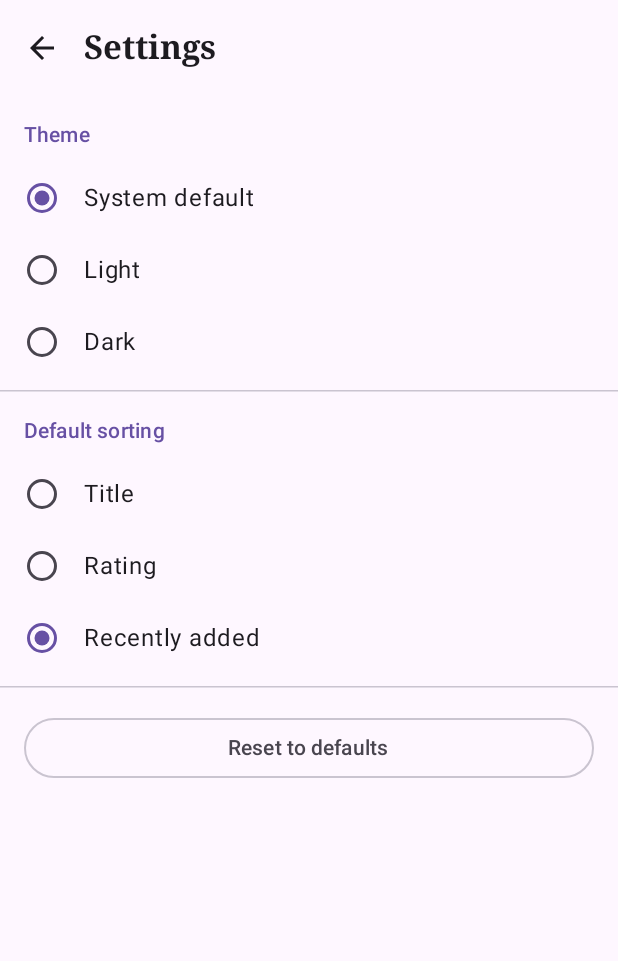
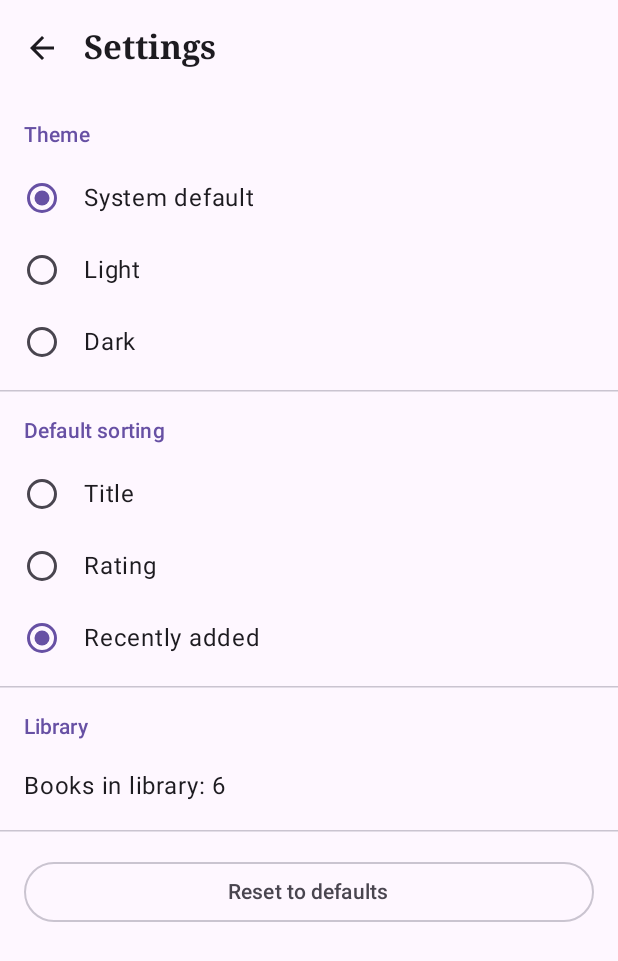
Before and after one commit to 240103071/BookShelf, an Android app built with Jetpack Compose: the SettingsScreen screen opened through its navigation route, on a phone screen of 412 x 824 dp. Shown: the top 961 px of the screen. Run offline under Robolectric (Android 15) with nearby library versions, the phone set to English and light mode, and no system bars; our stand-ins replace Room's generated code.

Commit message:
Baptaularda kitaptar sany korsetildi

```diff
--- a/app/src/main/java/kz/mitu/bookshelf/data/local/BookDao.kt
+++ b/app/src/main/java/kz/mitu/bookshelf/data/local/BookDao.kt
@@ -32,4 +32,7 @@ interface BookDao {
 
     @Query("SELECT COUNT(*) FROM books")
     suspend fun count(): Int
+
+    @Query("SELECT COUNT(*) FROM books")
+    fun observeCount(): Flow<Int>
 }
--- a/app/src/main/java/kz/mitu/bookshelf/data/repository/BookRepository.kt
+++ b/app/src/main/java/kz/mitu/bookshelf/data/repository/BookRepository.kt
@@ -6,6 +6,8 @@ import kz.mitu.bookshelf.data.model.BookStatus
 
 interface BookRepository {
     val books: Flow<List<Book>>
+
+    val bookCount: Flow<Int>
 
     fun getBook(id: Int): Flow<Book?>
 
--- a/app/src/main/java/kz/mitu/bookshelf/data/repository/RoomBookRepository.kt
+++ b/app/src/main/java/kz/mitu/bookshelf/data/repository/RoomBookRepository.kt
@@ -11,6 +11,8 @@ import kz.mitu.bookshelf.data.model.BookStatus
 class RoomBookRepository(private val bookDao: BookDao) : BookRepository {
     override val books: Flow<List<Book>> =
         bookDao.getAll().map { entities -> entities.map { it.toBook() } }
+
+    override val bookCount: Flow<Int> = bookDao.observeCount()
 
     override fun getBook(id: Int): Flow<Book?> =
         bookDao.getById(id).map { it?.toBook() }
--- a/app/src/main/java/kz/mitu/bookshelf/navigation/AppNavHost.kt
+++ b/app/src/main/java/kz/mitu/bookshelf/navigation/AppNavHost.kt
@@ -127,6 +127,7 @@ fun AppNavHost(
             SettingsScreen(
                 darkTheme = state.darkTheme,
                 sortOption = state.sortOption,
+                bookCount = state.bookCount,
                 onDarkThemeChange = viewModel::onDarkThemeChange,
                 onSortOptionChange = viewModel::onSortOptionChange,
                 onResetClick = viewModel::onResetSettings,
--- a/app/src/main/java/kz/mitu/bookshelf/ui/screens/settings/SettingsScreen.kt
+++ b/app/src/main/java/kz/mitu/bookshelf/ui/screens/settings/SettingsScreen.kt
@@ -38,6 +38,7 @@ private enum class ThemeChoice(@StringRes val labelRes: Int, val darkTheme: Bool
 fun SettingsScreen(
     darkTheme: Boolean?,
     sortOption: SortOption,
+    bookCount: Int,
     onDarkThemeChange: (Boolean?) -> Unit,
     onSortOptionChange: (SortOption) -> Unit,
     onResetClick: () -> Unit,
@@ -83,6 +84,15 @@ fun SettingsScreen(
                     )
                 }
             }
+
+            HorizontalDivider(modifier = Modifier.padding(vertical = 8.dp))
+
+            SectionTitle(text = stringResource(R.string.settings_library))
+            Text(
+                text = stringResource(R.string.settings_book_count, bookCount),
+                style = MaterialTheme.typography.bodyLarge,
+                modifier = Modifier.padding(horizontal = 16.dp, vertical = 12.dp)
+            )
 
             HorizontalDivider(modifier = Modifier.padding(vertical = 8.dp))
 
@@ -133,6 +143,7 @@ private fun SettingsScreenPreview() {
         SettingsScreen(
             darkTheme = null,
             sortOption = SortOption.RECENTLY_ADDED,
+            bookCount = 6,
             onDarkThemeChange = {},
             onSortOptionChange = {},
             onResetClick = {},
--- a/app/src/main/java/kz/mitu/bookshelf/ui/screens/settings/SettingsViewModel.kt
+++ b/app/src/main/java/kz/mitu/bookshelf/ui/screens/settings/SettingsViewModel.kt
@@ -13,22 +13,26 @@ import kotlinx.coroutines.flow.stateIn
 import kotlinx.coroutines.launch
 import kz.mitu.bookshelf.BookShelfApp
 import kz.mitu.bookshelf.data.model.SortOption
+import kz.mitu.bookshelf.data.repository.BookRepository
 import kz.mitu.bookshelf.data.settings.SettingsRepository
 
 data class SettingsUiState(
     /** null — follow the system theme. */
     val darkTheme: Boolean? = null,
-    val sortOption: SortOption = SortOption.RECENTLY_ADDED
+    val sortOption: SortOption = SortOption.RECENTLY_ADDED,
+    val bookCount: Int = 0
 )
 
 class SettingsViewModel(
-    private val settingsRepository: SettingsRepository
+    private val settingsRepository: SettingsRepository,
+    bookRepository: BookRepository
 ) : ViewModel() {
     val uiState: StateFlow<SettingsUiState> = combine(
         settingsRepository.darkTheme,
-        settingsRepository.sortOption
-    ) { darkTheme, sortOption ->
-        SettingsUiState(darkTheme = darkTheme, sortOption = sortOption)
+        settingsRepository.sortOption,
+        bookRepository.bookCount
+    ) { darkTheme, sortOption, bookCount ->
+        SettingsUiState(darkTheme = darkTheme, sortOption = sortOption, bookCount = bookCount)
     }.stateIn(
         scope = viewModelScope,
         started = SharingStarted.WhileSubscribed(5000),
@@ -51,7 +55,7 @@ class SettingsViewModel(
         val Factory: ViewModelProvider.Factory = viewModelFactory {
             initializer {
                 val app = this[APPLICATION_KEY] as BookShelfApp
-                SettingsViewModel(app.settingsRepository)
+                SettingsViewModel(app.settingsRepository, app.bookRepository)
             }
         }
     }
--- a/app/src/main/res/values/strings.xml
+++ b/app/src/main/res/values/strings.xml
@@ -72,6 +72,8 @@
     <string name="theme_dark">Dark</string>
     <string name="settings_default_sort">Default sorting</string>
     <string name="settings_reset">Reset to defaults</string>
+    <string name="settings_library">Library</string>
+    <string name="settings_book_count">Books in library: %1$d</string>
 
     <!-- Online search -->
     <string name="add_to_library">Add to library</string>
```
Also changed, not shown: 2 other files.
